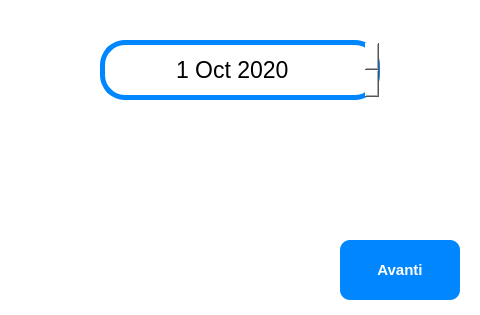
The window that view/inserisci_data_scadenza_window.ui (ISacchitella/MicroOne_v1.1) describes before a commit, drawn with Qt 5.
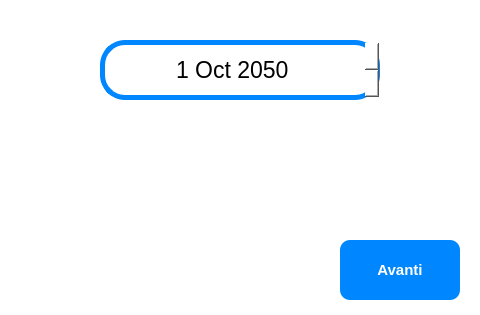
The same window after the commit. Icons and pictures are not drawn.

```diff
--- a/view/inserisci_data_scadenza_window.ui
+++ b/view/inserisci_data_scadenza_window.ui
@@ -139,7 +139,7 @@
      <hour>0</hour>
      <minute>0</minute>
      <second>0</second>
-     <year>2020</year>
+     <year>2050</year>
      <month>10</month>
      <day>1</day>
     </datetime>
```
